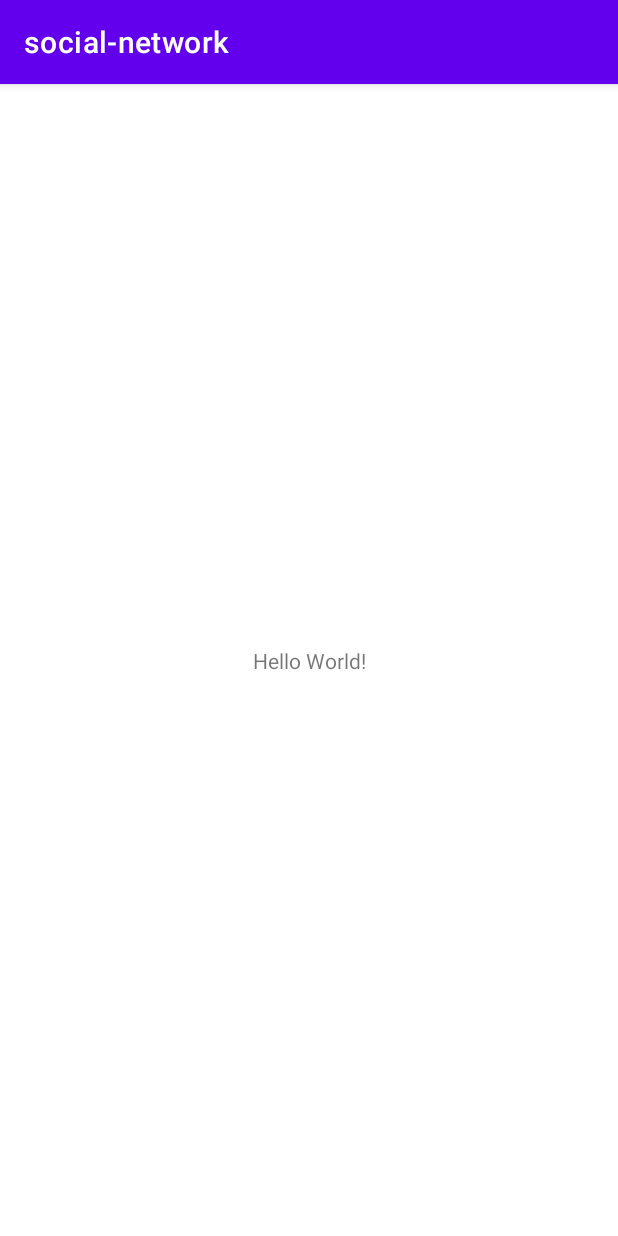
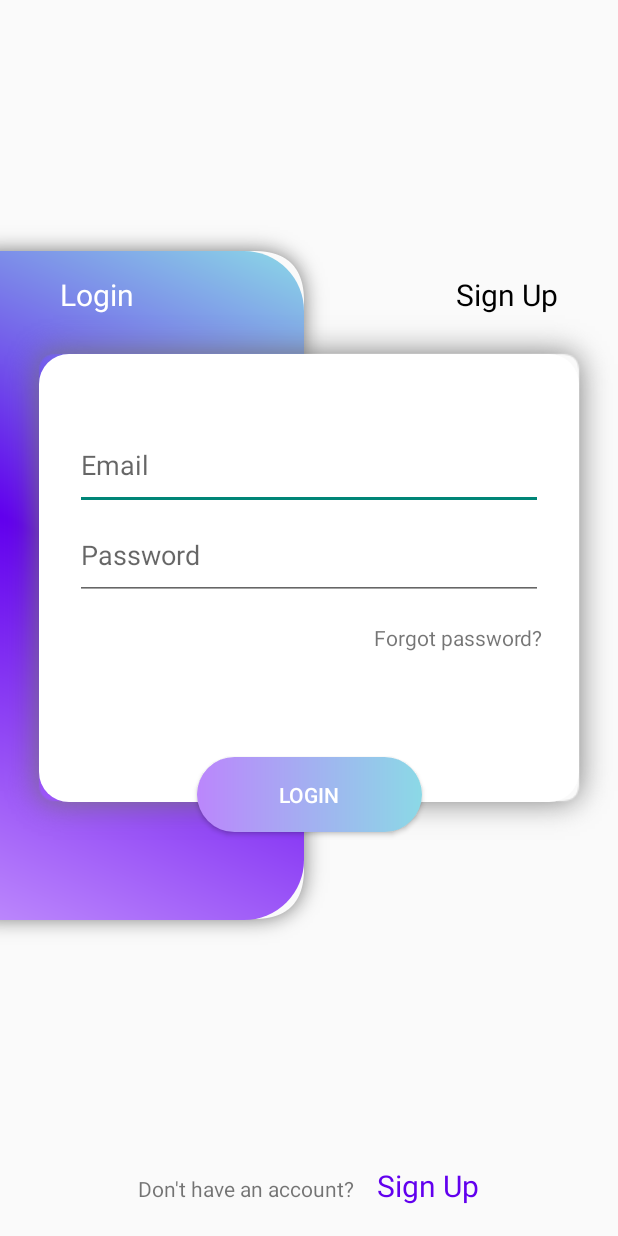
Before and after one commit to ngtienndungg/social-network, an Android app: the screen it shows after launch (MainActivity before the commit, LoginActivity after it), on a phone screen of 412 x 824 dp. Run offline under Robolectric (Android 15) with nearby library versions, the phone set to English and light mode, and no system bars.

Commit message:
add login ui

```diff
--- a/app/build.gradle
+++ b/app/build.gradle
@@ -4,12 +4,12 @@ plugins {
 
 android {
     namespace 'com.example.social_network'
-    compileSdk 32
+    compileSdk 33
 
     defaultConfig {
         applicationId "com.example.social_network"
         minSdk 21
-        targetSdk 32
+        targetSdk 33
         versionCode 1
         versionName "1.0"
 
--- a/app/src/main/AndroidManifest.xml
+++ b/app/src/main/AndroidManifest.xml
@@ -2,18 +2,21 @@
 <manifest xmlns:android="http://schemas.android.com/apk/res/android"
     xmlns:tools="http://schemas.android.com/tools">
 
+    <uses-permission android:name="android.permission.INTERNET"/>
+
     <application
-        android:allowBackup="true"
+        android:allowBackup="false"
         android:dataExtractionRules="@xml/data_extraction_rules"
         android:fullBackupContent="@xml/backup_rules"
         android:icon="@mipmap/ic_launcher"
         android:label="@string/app_name"
+        android:usesCleartextTraffic="true"
         android:roundIcon="@mipmap/ic_launcher_round"
         android:supportsRtl="true"
         android:theme="@style/Theme.Socialnetwork"
         tools:targetApi="31">
         <activity
-            android:name=".MainActivity"
+            android:name=".feature.auth.LoginActivity"
             android:exported="true">
             <intent-filter>
                 <action android:name="android.intent.action.MAIN" />
@@ -25,6 +28,19 @@
                 android:name="android.app.lib_name"
                 android:value="" />
         </activity>
+        <activity
+            android:name=".MainActivity"
+            android:exported="true">
+            <intent-filter>
+                <action android:name="android.intent.action.MAIN" />
+
+                <category android:name="android.intent.category.DEFAULT" />
+            </intent-filter>
+
+            <meta-data
+                android:name="android.app.lib_name"
+                android:value="" />
+        </activity>
     </application>
 
 </manifest>
--- /dev/null
+++ b/app/src/main/java/com/example/social_network/feature/auth/LoginActivity.java
@@ -0,0 +1,16 @@
+package com.example.social_network.feature.auth;
+
+import androidx.appcompat.app.AppCompatActivity;
+
+import android.os.Bundle;
+
+import com.example.social_network.R;
+
+public class LoginActivity extends AppCompatActivity {
+
+    @Override
+    protected void onCreate(Bundle savedInstanceState) {
+        super.onCreate(savedInstanceState);
+        setContentView(R.layout.activity_login);
+    }
+}
--- /dev/null
+++ b/app/src/main/res/drawable/shape_left_panel.xml
@@ -0,0 +1,15 @@
+<?xml version="1.0" encoding="utf-8"?>
+<layer-list xmlns:android="http://schemas.android.com/apk/res/android">
+    <item android:drawable="@drawable/shadow_left"/>
+    <item>
+        <shape android:shape="rectangle"
+            xmlns:android="http://schemas.android.com/apk/res/android">
+            <corners android:topRightRadius="40dp"
+                android:bottomRightRadius="40dp"/>
+            <gradient android:angle="225"
+                android:startColor="@color/blue"
+                android:centerColor="@color/purple_500"
+                android:endColor="@color/purple_200"/>
+        </shape>
+    </item>
+</layer-list>
--- /dev/null
+++ b/app/src/main/res/drawable/shape_login_button.xml
@@ -0,0 +1,8 @@
+<?xml version="1.0" encoding="utf-8"?>
+<shape android:shape="rectangle"
+    xmlns:android="http://schemas.android.com/apk/res/android">
+    <corners android:radius="100dp"/>
+    <gradient android:angle="180"
+        android:startColor="@color/blue"
+        android:endColor="@color/purple_200"/>
+</shape>
--- /dev/null
+++ b/app/src/main/res/drawable/shape_login_panel.xml
@@ -0,0 +1,10 @@
+<?xml version="1.0" encoding="utf-8"?>
+<layer-list xmlns:android="http://schemas.android.com/apk/res/android">
+    <item android:drawable="@drawable/shadow_login"/>
+    <item>
+        <shape android:shape="rectangle">
+            <corners android:radius="20dp"/>
+            <solid android:color="@android:color/white"/>
+        </shape>
+    </item>
+</layer-list>
--- /dev/null
+++ b/app/src/main/res/layout/activity_login.xml
@@ -0,0 +1,108 @@
+<?xml version="1.0" encoding="utf-8"?>
+<androidx.constraintlayout.widget.ConstraintLayout xmlns:android="http://schemas.android.com/apk/res/android"
+    xmlns:app="http://schemas.android.com/apk/res-auto"
+    xmlns:tools="http://schemas.android.com/tools"
+    android:layout_width="match_parent"
+    android:layout_height="match_parent"
+    tools:context=".feature.auth.LoginActivity">
+
+    <RelativeLayout
+        android:id="@+id/rlHeader"
+        android:layout_width="0dp"
+        android:layout_height="150dp"
+        app:layout_constraintTop_toTopOf="parent"
+        app:layout_constraintStart_toStartOf="parent"
+        app:layout_constraintEnd_toEndOf="parent">
+    </RelativeLayout>
+
+    <RelativeLayout
+        android:layout_width="220dp"
+        android:layout_height="480dp"
+        app:layout_constraintTop_toBottomOf="@id/rlHeader"
+        app:layout_constraintStart_toStartOf="parent"
+        android:background="@drawable/shape_left_panel"/>
+
+    <LinearLayout
+        android:id="@+id/llLoginPanel"
+        android:layout_width="0dp"
+        android:layout_height="350dp"
+        android:layout_marginTop="60dp"
+        android:background="@drawable/shape_login_panel"
+        android:orientation="vertical"
+        android:paddingHorizontal="50dp"
+        android:paddingTop="70dp"
+        app:layout_constraintEnd_toEndOf="parent"
+        app:layout_constraintStart_toStartOf="parent"
+        app:layout_constraintTop_toBottomOf="@id/rlHeader">
+
+        <EditText
+            android:layout_width="match_parent"
+            android:layout_height="60dp"
+            android:hint="@string/email"
+            android:importantForAutofill="no"
+            android:inputType="textEmailAddress" />
+
+        <EditText
+            android:layout_width="match_parent"
+            android:layout_height="60dp"
+            android:hint="@string/password"
+            android:importantForAutofill="no"
+            android:inputType="textPassword" />
+
+        <TextView
+            android:layout_width="wrap_content"
+            android:layout_height="wrap_content"
+            android:layout_gravity="end"
+            android:layout_marginTop="15dp"
+            android:text="@string/forgot_password" />
+    </LinearLayout>
+
+    <Button
+        android:layout_width="150dp"
+        android:layout_height="50dp"
+        app:layout_constraintBottom_toBottomOf="@id/llLoginPanel"
+        app:layout_constraintStart_toStartOf="parent"
+        app:layout_constraintEnd_toEndOf="parent"
+        android:layout_marginBottom="5dp"
+        android:background="@drawable/shape_login_button"
+        android:textColor="@android:color/white"
+        android:text="@string/login"/>
+
+    <TextView
+        android:layout_width="match_parent"
+        android:layout_height="wrap_content"
+        android:textSize="20sp"
+        app:layout_constraintBottom_toTopOf="@id/llLoginPanel"
+        android:textColor="@android:color/white"
+        android:layout_marginHorizontal="40dp"
+        android:text="@string/login"/>
+
+    <TextView
+        android:layout_width="match_parent"
+        android:layout_height="wrap_content"
+        android:textSize="20sp"
+        app:layout_constraintBottom_toTopOf="@id/llLoginPanel"
+        android:textColor="@android:color/black"
+        android:layout_marginHorizontal="40dp"
+        android:text="@string/sign_up"
+        android:gravity="end"/>
+
+    <LinearLayout
+        android:layout_width="match_parent"
+        android:layout_height="wrap_content"
+        app:layout_constraintBottom_toBottomOf="parent"
+        android:gravity="center_horizontal"
+        android:padding="20dp">
+        <TextView
+            android:layout_width="wrap_content"
+            android:layout_height="wrap_content"
+            android:text="@string/no_account"/>
+        <TextView
+            android:layout_width="wrap_content"
+            android:layout_height="wrap_content"
+            android:text="@string/sign_up"
+            android:layout_marginStart="15dp"
+            android:textSize="20sp"
+            android:textColor="@color/purple_500"/>
+    </LinearLayout>
+</androidx.constraintlayout.widget.ConstraintLayout>
--- a/app/src/main/res/values/colors.xml
+++ b/app/src/main/res/values/colors.xml
@@ -7,4 +7,5 @@
     <color name="teal_700">#FF018786</color>
     <color name="black">#FF000000</color>
     <color name="white">#FFFFFFFF</color>
+    <color name="blue">#8bd9e6</color>
 </resources>
--- a/app/src/main/res/values/strings.xml
+++ b/app/src/main/res/values/strings.xml
@@ -1,3 +1,9 @@
 <resources>
     <string name="app_name">social-network</string>
+    <string name="password">Password</string>
+    <string name="email">Email</string>
+    <string name="no_account">Don\'t have an account?</string>
+    <string name="sign_up">Sign Up</string>
+    <string name="forgot_password">Forgot password?</string>
+    <string name="login">Login</string>
 </resources>
--- a/app/src/main/res/values/themes.xml
+++ b/app/src/main/res/values/themes.xml
@@ -1,6 +1,6 @@
 <resources xmlns:tools="http://schemas.android.com/tools">
     <!-- Base application theme. -->
-    <style name="Theme.Socialnetwork" parent="Theme.MaterialComponents.DayNight.DarkActionBar">
+    <style name="Theme.Socialnetwork" parent="Theme.AppCompat.DayNight.NoActionBar">
         <!-- Primary brand color. -->
         <item name="colorPrimary">@color/purple_500</item>
         <item name="colorPrimaryVariant">@color/purple_700</item>
```
Also changed, not shown: app/src/main/res/drawable/shadow_left.9.png (added), app/src/main/res/drawable/shadow_login.9.png (added).
